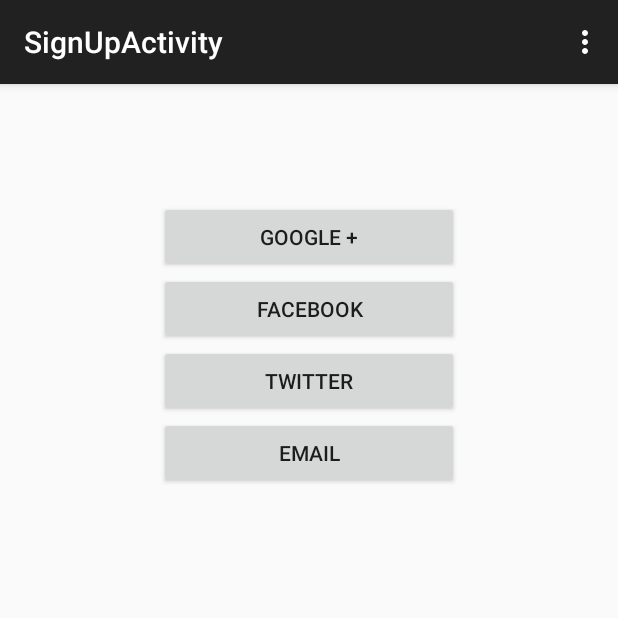
After one commit to ormir/StockJock, an Android app: the SignUpActivity screen opened directly, with no data from a screen before it, on a phone screen of 412 x 824 dp, the top half of it. The commit adds this screen. Run offline under Robolectric (Android 15) with nearby library versions, the phone set to English and light mode, and no system bars.

Commit message:
Sign Up Activity Created

```diff
--- a/SJ_App/StockJock/app/src/main/AndroidManifest.xml
+++ b/SJ_App/StockJock/app/src/main/AndroidManifest.xml
@@ -20,6 +20,10 @@
             android:name=".LoginActivity"
             android:label="@string/title_activity_login" >
         </activity>
+        <activity
+            android:name=".SignUpActivity"
+            android:label="@string/title_activity_sign_up" >
+        </activity>
     </application>
 
 </manifest>
--- /dev/null
+++ b/SJ_App/StockJock/app/src/main/java/com/ogs/stockjock/SignUpActivity.java
@@ -0,0 +1,56 @@
+package com.ogs.stockjock;
+
+import android.support.v7.app.ActionBarActivity;
+import android.os.Bundle;
+import android.view.Menu;
+import android.view.MenuItem;
+import android.view.View;
+
+
+public class SignUpActivity extends ActionBarActivity {
+
+    @Override
+    protected void onCreate(Bundle savedInstanceState) {
+        super.onCreate(savedInstanceState);
+        setContentView(R.layout.activity_sign_up);
+    }
+
+
+    @Override
+    public boolean onCreateOptionsMenu(Menu menu) {
+        // Inflate the menu; this adds items to the action bar if it is present.
+        getMenuInflater().inflate(R.menu.menu_sign_up, menu);
+        return true;
+    }
+
+    @Override
+    public boolean onOptionsItemSelected(MenuItem item) {
+        // Handle action bar item clicks here. The action bar will
+        // automatically handle clicks on the Home/Up button, so long
+        // as you specify a parent activity in AndroidManifest.xml.
+        int id = item.getItemId();
+
+        //noinspection SimplifiableIfStatement
+        if (id == R.id.action_settings) {
+            return true;
+        }
+
+        return super.onOptionsItemSelected(item);
+    }
+
+    public void onClick_SignUpGoogle(View v){
+        //TODO Sign up with Google Plus
+    }
+
+    public void onClick_SignUpFacebook(View v){
+        //TODO Sign up with Facebook
+    }
+
+    public void onClick_SignUpTwitter(View v){
+        //TODO Sign up with Twitter
+    }
+
+    public void onClick_SignUpEmail(View v){
+        //TODO Sign up with Email
+    }
+}
--- /dev/null
+++ b/SJ_App/StockJock/app/src/main/res/layout/activity_sign_up.xml
@@ -0,0 +1,46 @@
+<RelativeLayout xmlns:android="http://schemas.android.com/apk/res/android"
+    xmlns:tools="http://schemas.android.com/tools" android:layout_width="match_parent"
+    android:layout_height="match_parent" android:paddingLeft="@dimen/activity_horizontal_margin"
+    android:paddingRight="@dimen/activity_horizontal_margin"
+    android:paddingTop="@dimen/activity_vertical_margin"
+    android:paddingBottom="@dimen/activity_vertical_margin"
+    tools:context="com.ogs.stockjock.SignUpActivity">
+
+    <Button
+        android:layout_width="200sp"
+        android:layout_height="wrap_content"
+        android:text="Google +"
+        android:id="@+id/btnGooglePlus"
+        android:layout_alignParentTop="true"
+        android:layout_centerHorizontal="true"
+        android:layout_marginTop="62dp"
+        android:onClick="onClick_SignUpGoogle"/>
+
+    <Button
+        android:layout_width="200sp"
+        android:layout_height="wrap_content"
+        android:text="Facebook"
+        android:id="@+id/btnFacebook"
+        android:layout_below="@+id/btnGooglePlus"
+        android:layout_centerHorizontal="true"
+        android:onClick="onClick_SignUpFacebook"/>
+
+    <Button
+        android:layout_width="200sp"
+        android:layout_height="wrap_content"
+        android:text="Twitter"
+        android:id="@+id/btnTwitter"
+        android:layout_below="@+id/btnFacebook"
+        android:layout_alignLeft="@+id/btnFacebook"
+        android:layout_alignStart="@+id/btnFacebook"
+        android:onClick="onClick_SignUpTwitter"/>
+
+    <Button
+        android:layout_width="200sp"
+        android:layout_height="wrap_content"
+        android:text="EMail"
+        android:id="@+id/btnEmail"
+        android:layout_below="@+id/btnTwitter"
+        android:layout_centerHorizontal="true"
+        android:onClick="onClick_SignUpEmail"/>
+</RelativeLayout>
--- /dev/null
+++ b/SJ_App/StockJock/app/src/main/res/menu/menu_sign_up.xml
@@ -0,0 +1,6 @@
+<menu xmlns:android="http://schemas.android.com/apk/res/android"
+    xmlns:app="http://schemas.android.com/apk/res-auto"
+    xmlns:tools="http://schemas.android.com/tools" tools:context="com.ogs.stockjock.SignUpActivity">
+    <item android:id="@+id/action_settings" android:title="@string/action_settings"
+        android:orderInCategory="100" app:showAsAction="never" />
+</menu>
--- a/SJ_App/StockJock/app/src/main/res/values/strings.xml
+++ b/SJ_App/StockJock/app/src/main/res/values/strings.xml
@@ -5,5 +5,6 @@
     <string name="hello_world">Hello world!</string>
     <string name="action_settings">Settings</string>
     <string name="title_activity_login">Log In</string>
+    <string name="title_activity_sign_up">SignUpActivity</string>
 
 </resources>
```
